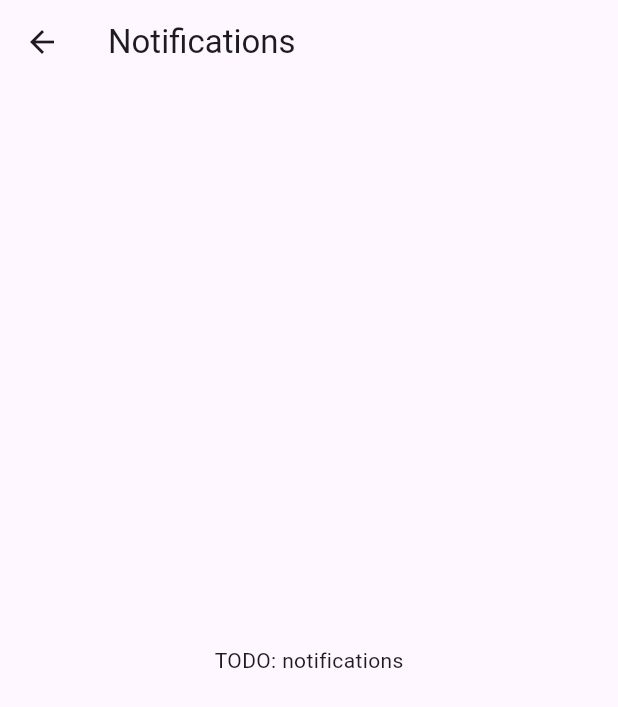
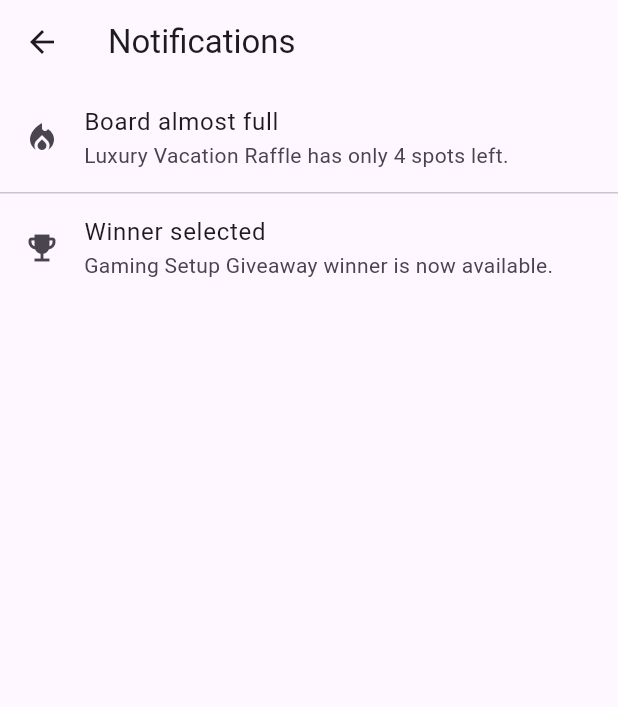
Before and after one commit to Elovvaan/Elovvaan, a Flutter app: the NotificationsScreen screen opened by its route, on a phone screen of 412 x 824 dp. Shown: the top 707 px of the screen. Run offline on Flutter 3.47's test engine with Material 3 defaults, Android fonts, the phone set to English and light mode, and no system bars; our stand-ins replace dio.

Commit message:
Implement mobile MVP next-step screen flows

```diff
--- a/prize-board-app/mobile/lib/screens/board_detail_screen.dart
+++ b/prize-board-app/mobile/lib/screens/board_detail_screen.dart
@@ -5,6 +5,26 @@ class BoardDetailScreen extends StatelessWidget {
 
   @override
   Widget build(BuildContext context) {
-    return Scaffold(appBar: AppBar(title: const Text('Board_detail')), body: const Center(child: Text('TODO: board_detail')));
+    return Scaffold(
+      appBar: AppBar(title: const Text('Board Details')),
+      body: Padding(
+        padding: const EdgeInsets.all(16),
+        child: Column(
+          crossAxisAlignment: CrossAxisAlignment.start,
+          children: [
+            const Text('Luxury Vacation Raffle', style: TextStyle(fontSize: 22, fontWeight: FontWeight.bold)),
+            const SizedBox(height: 8),
+            const Text('Prize value: \$4,000'),
+            const Text('Ticket price: \$25'),
+            const Text('Spots remaining: 58'),
+            const SizedBox(height: 24),
+            ElevatedButton(
+              onPressed: () => Navigator.pushNamed(context, '/enter-board'),
+              child: const Text('Enter board'),
+            ),
+          ],
+        ),
+      ),
+    );
   }
 }
--- a/prize-board-app/mobile/lib/screens/notifications_screen.dart
+++ b/prize-board-app/mobile/lib/screens/notifications_screen.dart
@@ -5,6 +5,23 @@ class NotificationsScreen extends StatelessWidget {
 
   @override
   Widget build(BuildContext context) {
-    return Scaffold(appBar: AppBar(title: const Text('Notifications')), body: const Center(child: Text('TODO: notifications')));
+    return Scaffold(
+      appBar: AppBar(title: const Text('Notifications')),
+      body: ListView(
+        children: const [
+          ListTile(
+            leading: Icon(Icons.local_fire_department),
+            title: Text('Board almost full'),
+            subtitle: Text('Luxury Vacation Raffle has only 4 spots left.'),
+          ),
+          Divider(height: 1),
+          ListTile(
+            leading: Icon(Icons.emoji_events),
+            title: Text('Winner selected'),
+            subtitle: Text('Gaming Setup Giveaway winner is now available.'),
+          ),
+        ],
+      ),
+    );
   }
 }
--- a/prize-board-app/mobile/lib/screens/winner_screen.dart
+++ b/prize-board-app/mobile/lib/screens/winner_screen.dart
@@ -5,6 +5,18 @@ class WinnerScreen extends StatelessWidget {
 
   @override
   Widget build(BuildContext context) {
-    return Scaffold(appBar: AppBar(title: const Text('Winner')), body: const Center(child: Text('TODO: winner')));
+    return Scaffold(
+      appBar: AppBar(title: const Text('Winner')),
+      body: const Center(
+        child: Column(
+          mainAxisSize: MainAxisSize.min,
+          children: [
+            Icon(Icons.emoji_events, size: 56),
+            SizedBox(height: 12),
+            Text('Winner announced: @lucky_player_42', style: TextStyle(fontSize: 18, fontWeight: FontWeight.w600)),
+          ],
+        ),
+      ),
+    );
   }
 }
```
Also changed, not shown: prize-board-app/mobile/lib/screens/enter_board_screen.dart (+17 -1 lines), prize-board-app/mobile/lib/screens/home_screen.dart (+40 -1 lines), prize-board-app/mobile/lib/screens/login_screen.dart (+25 -1 lines), prize-board-app/mobile/lib/screens/profile_screen.dart (+16 -1 lines), prize-board-app/mobile/lib/screens/register_screen.dart (+23 -1 lines).
